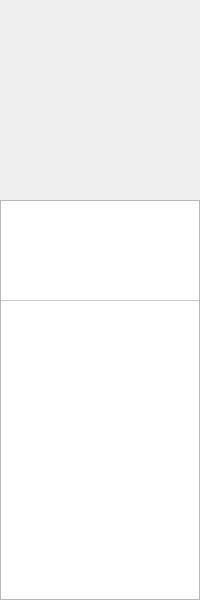
Before: the Qt Designer form SmartCabinet/Cabinet/cabinet.ui in birdman1992/SmartCabinet, drawn with Qt 5.
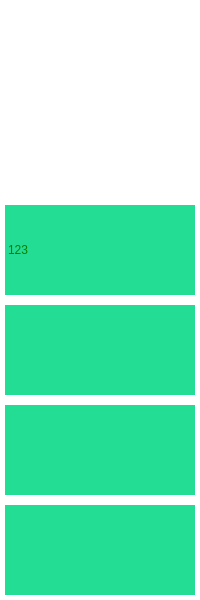
After: the same form once the commit is applied.

The edit to the form file:
```diff
--- a/SmartCabinet/Cabinet/cabinet.ui
+++ b/SmartCabinet/Cabinet/cabinet.ui
@@ -31,6 +31,9 @@
   <property name="windowTitle">
    <string>Form</string>
   </property>
+  <property name="styleSheet">
+   <string notr="true">background-color: rgba(0, 0, 0, 0);</string>
+  </property>
   <layout class="QVBoxLayout" name="verticalLayout" stretch="2,4">
    <property name="spacing">
     <number>0</number>
@@ -92,7 +95,16 @@
       <enum>Qt::NoFocus</enum>
      </property>
      <property name="styleSheet">
-      <string notr="true"/>
+      <string notr="true">QTableWidget{
+    color:green;    /*前景色：文字颜色*/
+    selection-color:rgb(13, 96, 150);    /*鼠标选中时前景色：文字颜色*/
+    selection-background-color:lightgray;   /*鼠标选中时背景色*/
+    border:0px solid gray;  /*边框线的宽度、颜色*/
+}
+QTableWidget::item{
+	margin: 5px ;
+    background:rgb(36, 221, 149);
+}</string>
      </property>
      <property name="frameShape">
       <enum>QFrame::StyledPanel</enum>
@@ -112,8 +124,14 @@
      <property name="selectionMode">
       <enum>QAbstractItemView::NoSelection</enum>
      </property>
+     <property name="showGrid">
+      <bool>false</bool>
+     </property>
+     <property name="gridStyle">
+      <enum>Qt::SolidLine</enum>
+     </property>
      <property name="rowCount">
-      <number>1</number>
+      <number>5</number>
      </property>
      <property name="columnCount">
       <number>1</number>
@@ -131,7 +149,16 @@
       <number>100</number>
      </attribute>
      <row/>
+     <row/>
+     <row/>
+     <row/>
+     <row/>
      <column/>
+     <item row="0" column="0">
+      <property name="text">
+       <string>123</string>
+      </property>
+     </item>
     </widget>
    </item>
   </layout>
```
Left out of the diff: 2 changed lines with no effect on the pictures.
